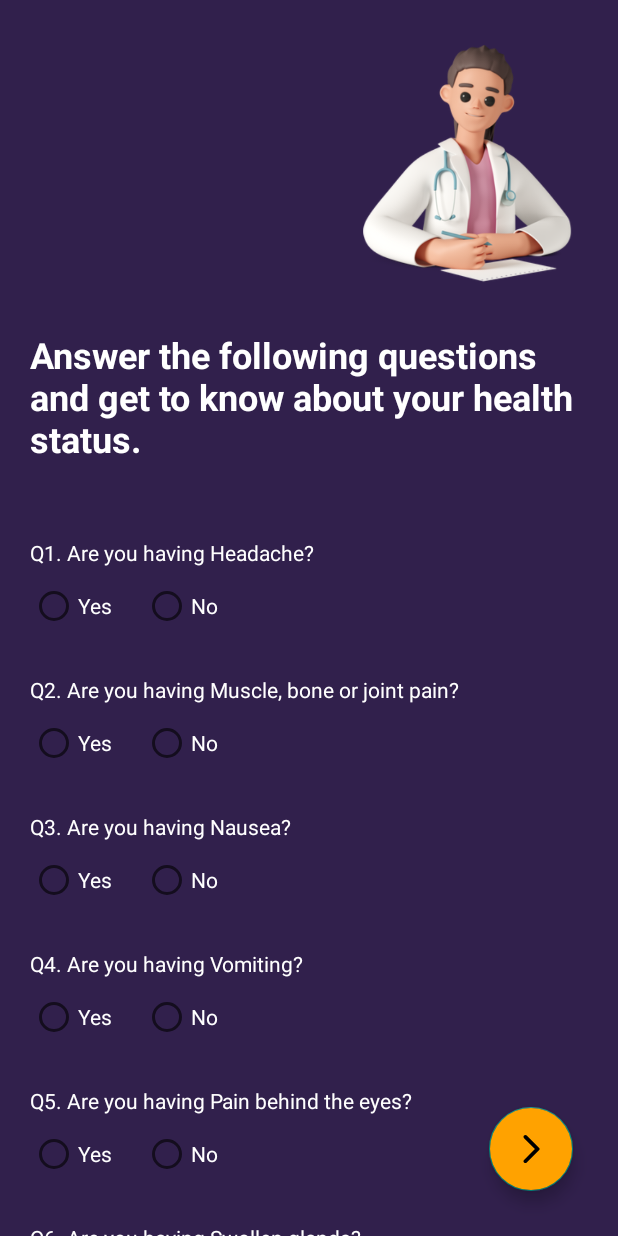
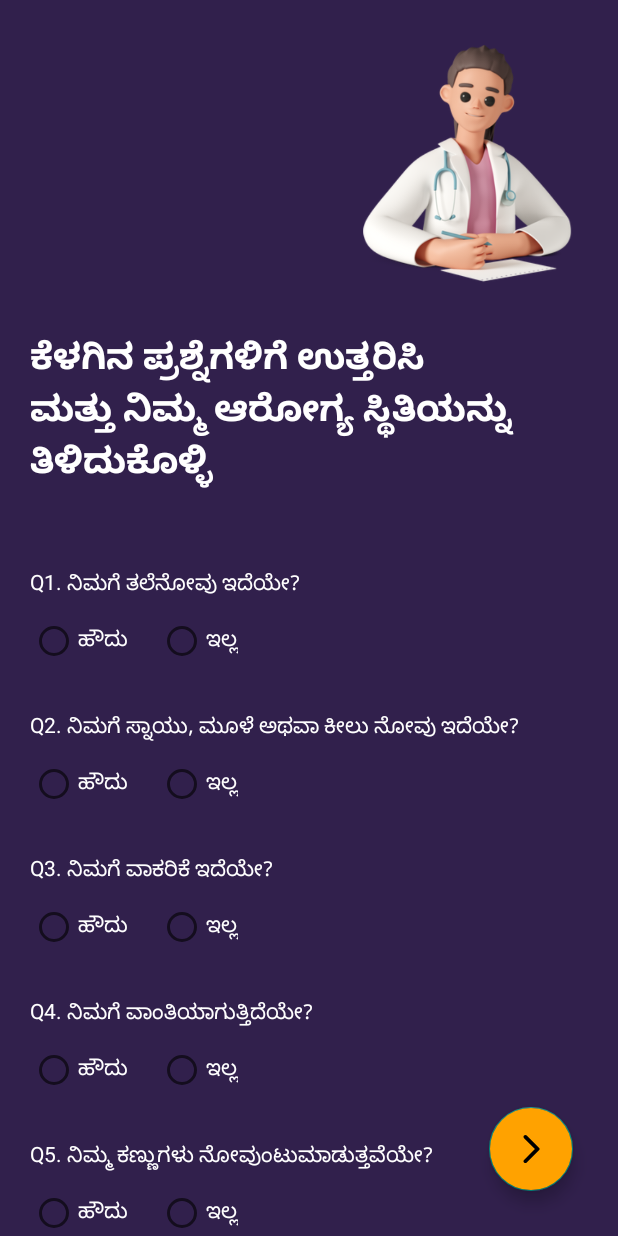
Before and after one commit to Kaustav1999paul/Dengue, an Android app: the screen it shows after launch once a user with an empty profile is signed in (Question), on a phone screen of 412 x 824 dp. Run offline under Robolectric (Android 15) with nearby library versions, the phone set to English and light mode, and no system bars; our stand-ins replace Firebase (no records; nobody signed in at launch, a user with empty details on screens opened directly); Roboto replaces fonts that are not available here.

Commit message:
internal changes

```diff
--- a/app/src/main/res/layout/activity_main.xml
+++ b/app/src/main/res/layout/activity_main.xml
@@ -20,8 +20,9 @@
             android:layout_height="wrap_content"
             android:layout_marginHorizontal="20dp"
             android:fontFamily="@font/capriola"
-            android:text="Welcome"
+            android:text="ಸ್ವಾಗತ"
             android:textColor="#FFFFFF"
+            android:paddingVertical="10dp"
             android:textSize="45dp"
             android:textStyle="bold" />
 
@@ -30,7 +31,7 @@
             android:layout_height="wrap_content"
             android:layout_marginHorizontal="20dp"
             android:textSize="20dp"
-            android:text="Get to know about your health \nstatus in just few clicks."
+            android:text="ಕೆಲವೇ ಕ್ಲಿಕ್‌ಗಳಲ್ಲಿ ನಿಮ್ಮ ಆರೋಗ್ಯ ಸ್ಥಿತಿಯನ್ನು ತಿಳಿದುಕೊಳ್ಳಿ"
             android:textColor="#FFFFFF"/>
     </LinearLayout>
 
--- a/app/src/main/res/layout/activity_question.xml
+++ b/app/src/main/res/layout/activity_question.xml
@@ -35,7 +35,7 @@
                 android:fontFamily="@font/capriola"
                 android:layout_marginHorizontal="20dp"
                 android:layout_marginTop="30dp"
-                android:text="Answer the following questions and get to know about your health status."/>
+                android:text="ಕೆಳಗಿನ ಪ್ರಶ್ನೆಗಳಿಗೆ ಉತ್ತರಿಸಿ ಮತ್ತು ನಿಮ್ಮ ಆರೋಗ್ಯ ಸ್ಥಿತಿಯನ್ನು ತಿಳಿದುಕೊಳ್ಳಿ"/>
 
             <TextView
                 android:layout_width="match_parent"
@@ -43,7 +43,7 @@
                 android:textColor="@color/white"
                 android:layout_marginHorizontal="20dp"
                 android:layout_marginTop="50dp"
-                android:text="Q1. Are you having Headache?"/>
+                android:text="Q1. ನಿಮಗೆ ತಲೆನೋವು ಇದೆಯೇ?"/>
 
             <RadioGroup
                 android:id="@+id/Headache"
@@ -58,7 +58,7 @@
                     android:layout_width="wrap_content"
                     android:textColor="@color/white"
                     android:layout_height="wrap_content"
-                    android:text="Yes" />
+                    android:text="ಹೌದು" />
 
                 <RadioButton
                     android:id="@+id/HeadacheNo"
@@ -66,7 +66,7 @@
                     android:layout_height="wrap_content"
                     android:textColor="@color/white"
                     android:layout_marginLeft="20dp"
-                    android:text="No" />
+                    android:text="ಇಲ್ಲ" />
             </RadioGroup>
 
             <TextView
@@ -75,7 +75,7 @@
                 android:textColor="@color/white"
                 android:layout_marginHorizontal="20dp"
                 android:layout_marginTop="30dp"
-                android:text="Q2. Are you having Muscle, bone or joint pain?"/>
+                android:text="Q2. ನಿಮಗೆ ಸ್ನಾಯು, ಮೂಳೆ ಅಥವಾ ಕೀಲು ನೋವು ಇದೆಯೇ?"/>
 
             <RadioGroup
                 android:id="@+id/Muscle"
@@ -90,7 +90,7 @@
                     android:layout_width="wrap_content"
                     android:textColor="@color/white"
                     android:layout_height="wrap_content"
-                    android:text="Yes" />
+                    android:text="ಹೌದು" />
 
                 <RadioButton
                     android:id="@+id/MuscleNo"
@@ -98,7 +98,7 @@
                     android:layout_height="wrap_content"
                     android:textColor="@color/white"
                     android:layout_marginLeft="20dp"
-                    android:text="No" />
+                    android:text="ಇಲ್ಲ" />
             </RadioGroup>
 
             <TextView
@@ -107,7 +107,7 @@
                 android:textColor="@color/white"
                 android:layout_marginHorizontal="20dp"
                 android:layout_marginTop="30dp"
-                android:text="Q3. Are you having Nausea?"/>
+                android:text="Q3. ನಿಮಗೆ ವಾಕರಿಕೆ ಇದೆಯೇ?"/>
 
             <RadioGroup
                 android:id="@+id/Nausea"
@@ -122,7 +122,7 @@
                     android:layout_width="wrap_content"
                     android:textColor="@color/white"
                     android:layout_height="wrap_content"
-                    android:text="Yes" />
+                    android:text="ಹೌದು" />
 
                 <RadioButton
                     android:id="@+id/NauseaNo"
@@ -130,7 +130,7 @@
                     android:layout_height="wrap_content"
                     android:textColor="@color/white"
                     android:layout_marginLeft="20dp"
-                    android:text="No" />
+                    android:text="ಇಲ್ಲ" />
             </RadioGroup>
 
             <TextView
@@ -139,7 +139,7 @@
                 android:textColor="@color/white"
                 android:layout_marginHorizontal="20dp"
                 android:layout_marginTop="30dp"
-                android:text="Q4. Are you having Vomiting?"/>
+                android:text="Q4. ನಿಮಗೆ ವಾಂತಿಯಾಗುತ್ತಿದೆಯೇ?"/>
 
             <RadioGroup
                 android:id="@+id/Vomiting"
@@ -154,7 +154,7 @@
                     android:layout_width="wrap_content"
                     android:textColor="@color/white"
                     android:layout_height="wrap_content"
-                    android:text="Yes" />
+                    android:text="ಹೌದು" />
 
                 <RadioButton
                     android:id="@+id/VomitingNo"
@@ -162,7 +162,7 @@
                     android:layout_height="wrap_content"
                     android:textColor="@color/white"
                     android:layout_marginLeft="20dp"
-                    android:text="No" />
+                    android:text="ಇಲ್ಲ" />
             </RadioGroup>
 
             <TextView
@@ -171,7 +171,7 @@
                 android:textColor="@color/white"
                 android:layout_marginHorizontal="20dp"
                 android:layout_marginTop="30dp"
-                android:text="Q5. Are you having Pain behind the eyes?"/>
+                android:text="Q5. ನಿಮ್ಮ ಕಣ್ಣುಗಳು ನೋವುಂಟುಮಾಡುತ್ತವೆಯೇ?"/>
 
             <RadioGroup
                 android:id="@+id/Eye"
@@ -186,7 +186,7 @@
                     android:layout_width="wrap_content"
                     android:textColor="@color/white"
                     android:layout_height="wrap_content"
-                    android:text="Yes" />
+                    android:text="ಹೌದು" />
 
                 <RadioButton
                     android:id="@+id/EyeNo"
@@ -194,7 +194,7 @@
                     android:layout_height="wrap_content"
                     android:textColor="@color/white"
                     android:layout_marginLeft="20dp"
-                    android:text="No" />
+                    android:text="ಇಲ್ಲ" />
             </RadioGroup>
 
             <TextView
@@ -203,7 +203,7 @@
                 android:textColor="@color/white"
                 android:layout_marginHorizontal="20dp"
                 android:layout_marginTop="30dp"
-                android:text="Q6. Are you having Swollen glands?"/>
+                android:text="Q6. ನಿಮ್ಮ ಗ್ರಂಥಿಗಳು ಊದಿಕೊಂಡಿವೆಯೇ?"/>
 
             <RadioGroup
                 android:id="@+id/Gland"
@@ -218,7 +218,7 @@
                     android:layout_width="wrap_content"
                     android:textColor="@color/white"
                     android:layout_height="wrap_content"
-                    android:text="Yes" />
+                    android:text="ಹೌದು" />
 
                 <RadioButton
                     android:id="@+id/GlandNo"
@@ -226,7 +226,7 @@
                     android:layout_height="wrap_content"
                     android:textColor="@color/white"
                     android:layout_marginLeft="20dp"
-                    android:text="No" />
+                    android:text="ಇಲ್ಲ" />
             </RadioGroup>
 
             <TextView
@@ -235,7 +235,7 @@
                 android:textColor="@color/white"
                 android:layout_marginHorizontal="20dp"
                 android:layout_marginTop="30dp"
-                android:text="Q7. Are you having Rash?"/>
+                android:text="Q7. ನೀವು ರಾಶ್ ಹೊಂದಿದ್ದೀರಾ?"/>
 
             <RadioGroup
                 android:id="@+id/Rash"
@@ -250,7 +250,7 @@
                     android:layout_width="wrap_content"
                     android:textColor="@color/white"
                     android:layout_height="wrap_content"
-                    android:text="Yes" />
+                    android:text="ಹೌದು" />
 
                 <RadioButton
                     android:id="@+id/RashNo"
@@ -258,7 +258,7 @@
                     android:layout_height="wrap_content"
                     android:textColor="@color/white"
                     android:layout_marginLeft="20dp"
-                    android:text="No" />
+                    android:text="ಇಲ್ಲ" />
             </RadioGroup>
         </LinearLayout>
     </ScrollView>
--- a/app/src/main/res/values/strings.xml
+++ b/app/src/main/res/values/strings.xml
@@ -1,4 +1,4 @@
 <resources>
-    <string name="app_name">Dengue</string>
-    <string name="steps">The dengue virus, one of the most dangerous diseases caused by mosquitoes, can be prevented if one takes proper care.\n\nThe simplest way to stay safe from this dengue disease is to ensure that mosquitos do not breed in your surroundings. Here are some tips for dengue prevention:\n\n1. Keep your house clean and tidy.\n2. Do not leave stagnant water lying anywhere in or around the house. It’s very dangerous as these misquotes lie on this stagnant water only, it doesn’t matter if it is dirty or clean.\n3. Spray the house with anti-mosquito sprays, like Kala Hit every day in the corners of your home to kill the hidden mosquitoes.\n4. Keep your wet garbage separate and throw in a wet bin (which is kept covered)\n5. In the rains, the chances of you getting infected by the Dengue/ mosquito are extremely high due to the level of stagnant fresh water increase; at this point all measures of safety should be used.\n6. Try to wear clothes that don’t leave any skin areas exposed.\n7. Wear a mosquito repellent cream and carry it with you at all times for dengue prevention and control.\n8. Keep the doors and windows of the house closed, mostly early in the morning and during the evening.\n9. Change your hand towels after a day’s use.\n10. Keep your wet and soggy clothes and shoes away from the dry garments. Also, try to dry the wet ones as soon as possible.</string>
+    <string name="app_name">ಡೆಂಗ್ಯೂ</string>
+    <string name="steps">ಸೊಳ್ಳೆಗಳಿಂದ ಉಂಟಾಗುವ ಅತ್ಯಂತ ಅಪಾಯಕಾರಿ ಕಾಯಿಲೆಗಳಲ್ಲಿ ಒಂದಾದ ಡೆಂಗ್ಯೂ ವೈರಸ್ ಅನ್ನು ಸರಿಯಾದ ಕಾಳಜಿ ವಹಿಸಿದರೆ ತಡೆಯಬಹುದು.\n\nಈ ಡೆಂಗ್ಯೂ ರೋಗದಿಂದ ಸುರಕ್ಷಿತವಾಗಿರಲು ಸರಳವಾದ ಮಾರ್ಗವೆಂದರೆ ನಿಮ್ಮ ಸುತ್ತಮುತ್ತಲಿನ ಪ್ರದೇಶದಲ್ಲಿ ಸೊಳ್ಳೆಗಳು ಉತ್ಪತ್ತಿಯಾಗದಂತೆ ನೋಡಿಕೊಳ್ಳುವುದು. ಡೆಂಗ್ಯೂ ತಡೆಗಟ್ಟಲು ಕೆಲವು ಸಲಹೆಗಳು ಇಲ್ಲಿವೆ:\n\n1. ನಿಮ್ಮ ಮನೆಯನ್ನು ಸ್ವಚ್ಛವಾಗಿ ಮತ್ತು ಅಚ್ಚುಕಟ್ಟಾಗಿ ಇರಿಸಿ.\n2. ಮನೆ ಅಥವಾ ಸುತ್ತಮುತ್ತ ಎಲ್ಲಿಯೂ ನಿಂತ ನೀರನ್ನು ಬಿಡಬೇಡಿ. ಈ ತಪ್ಪು ಉಲ್ಲೇಖಗಳು ಈ ನಿಂತ ನೀರಿನ ಮೇಲೆ ಮಾತ್ರ ಇರುವುದರಿಂದ ಇದು ತುಂಬಾ ಅಪಾಯಕಾರಿಯಾಗಿದೆ, ಇದು ಕೊಳಕು ಅಥವಾ ಸ್ವಚ್ಛವಾಗಿದೆಯೇ ಎಂಬುದು ಮುಖ್ಯವಲ್ಲ.\n3. ಅಡಗಿರುವ ಸೊಳ್ಳೆಗಳನ್ನು ಕೊಲ್ಲಲು ನಿಮ್ಮ ಮನೆಯ ಮೂಲೆಗಳಲ್ಲಿ ಪ್ರತಿದಿನ ಕಾಲಾ ಹಿಟ್‌ನಂತೆ ಸೊಳ್ಳೆ ವಿರೋಧಿ ಸ್ಪ್ರೇಗಳೊಂದಿಗೆ ಮನೆಗೆ ಸಿಂಪಡಿಸಿ.\n4. ನಿಮ್ಮ ಒದ್ದೆಯಾದ ಕಸವನ್ನು ಪ್ರತ್ಯೇಕವಾಗಿ ಇರಿಸಿ ಮತ್ತು ಒದ್ದೆಯಾದ ತೊಟ್ಟಿಯಲ್ಲಿ ಎಸೆಯಿರಿ (ಅದನ್ನು ಮುಚ್ಚಲಾಗುತ್ತದೆ)\n5. ಮಳೆಗಾಲದಲ್ಲಿ, ನಿಂತ ಶುದ್ಧ ನೀರಿನ ಮಟ್ಟ ಹೆಚ್ಚಳದಿಂದಾಗಿ ನೀವು ಡೆಂಗ್ಯೂ/ಸೊಳ್ಳೆಯಿಂದ ಸೋಂಕಿಗೆ ಒಳಗಾಗುವ ಸಾಧ್ಯತೆಗಳು ತುಂಬಾ ಹೆಚ್ಚು; ಈ ಹಂತದಲ್ಲಿ ಸುರಕ್ಷತೆಯ ಎಲ್ಲಾ ಕ್ರಮಗಳನ್ನು ಬಳಸಬೇಕು.\n6. ಯಾವುದೇ ಚರ್ಮದ ಪ್ರದೇಶಗಳನ್ನು ತೆರೆದಿಡದ ಬಟ್ಟೆಗಳನ್ನು ಧರಿಸಲು ಪ್ರಯತ್ನಿಸಿ.\n7. ಡೆಂಗ್ಯೂ ತಡೆಗಟ್ಟುವಿಕೆ ಮತ್ತು ನಿಯಂತ್ರಣಕ್ಕಾಗಿ ಸೊಳ್ಳೆ ನಿವಾರಕ ಕ್ರೀಮ್ ಅನ್ನು ಧರಿಸಿ ಮತ್ತು ಅದನ್ನು ಯಾವಾಗಲೂ ನಿಮ್ಮೊಂದಿಗೆ ಕೊಂಡೊಯ್ಯಿರಿ.\n8. ಮನೆಯ ಬಾಗಿಲು ಮತ್ತು ಕಿಟಕಿಗಳನ್ನು ಮುಚ್ಚಿಡಿ, ಹೆಚ್ಚಾಗಿ ಬೆಳಿಗ್ಗೆ ಮತ್ತು ಸಂಜೆಯ ಸಮಯದಲ್ಲಿ.\n9. ಒಂದು ದಿನದ ಬಳಕೆಯ ನಂತರ ನಿಮ್ಮ ಕೈ ಟವೆಲ್‌ಗಳನ್ನು ಬದಲಾಯಿಸಿ.\n10. ನಿಮ್ಮ ಒದ್ದೆಯಾದ ಮತ್ತು ಒದ್ದೆಯಾದ ಬಟ್ಟೆ ಮತ್ತು ಬೂಟುಗಳನ್ನು ಒಣ ಬಟ್ಟೆಗಳಿಂದ ದೂರವಿಡಿ. ಅಲ್ಲದೆ, ಸಾಧ್ಯವಾದಷ್ಟು ಬೇಗ ತೇವವನ್ನು ಒಣಗಿಸಲು ಪ್ರಯತ್ನಿಸಿ.</string>
 </resources>
```
Also changed, not shown: app/src/main/java/com/example/dengue/Home.java (+19 -13 lines), app/src/main/res/layout/activity_home.xml (+16 -6 lines).
